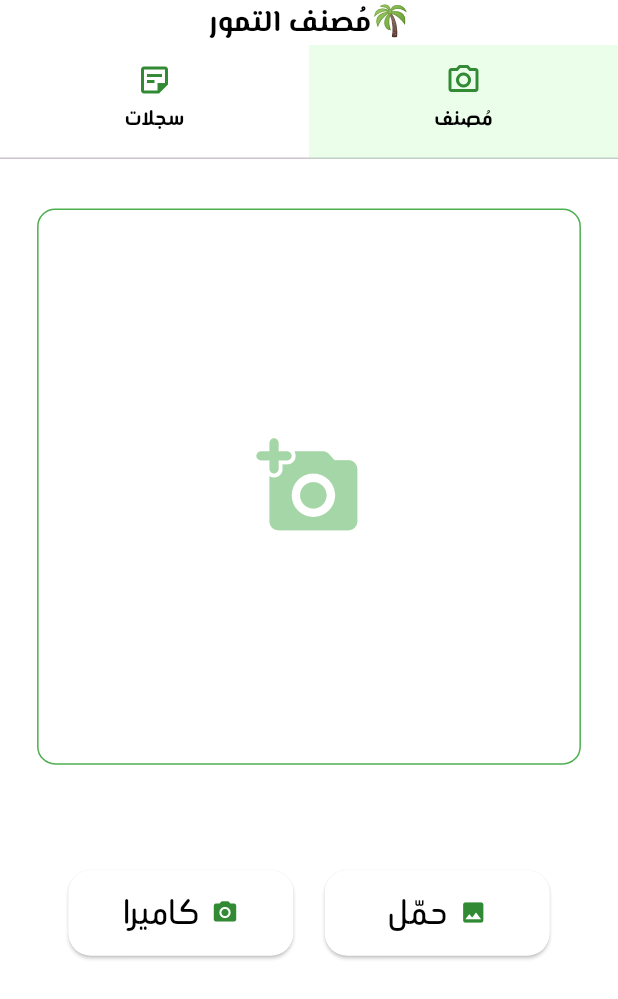
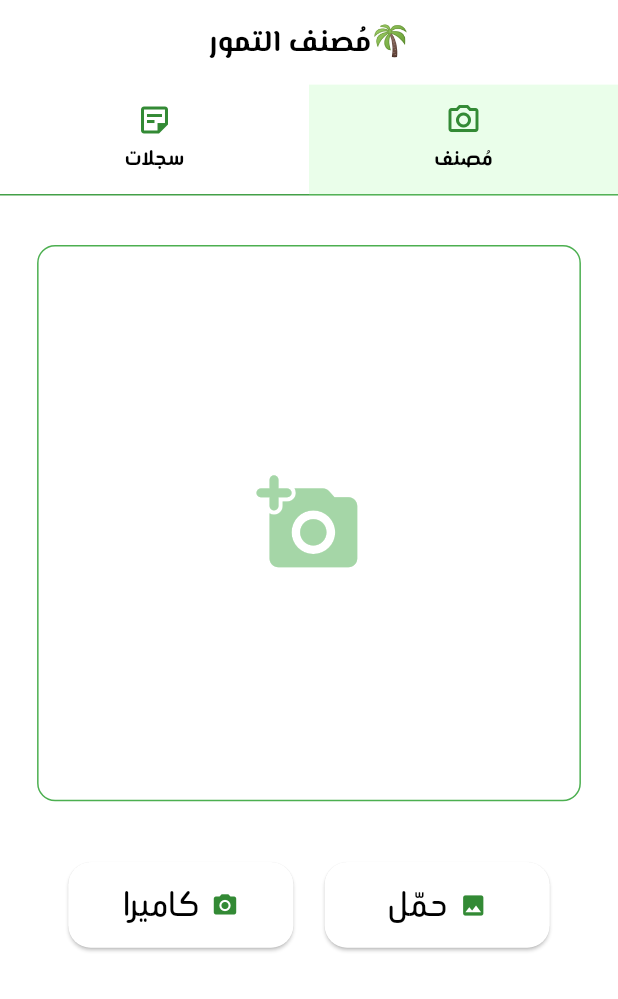
Before and after one commit to asmasw6/Dates-Classifier-App, a Flutter app: the screen it shows after launch, after a tap on "حمّل", on a phone screen of 412 x 824 dp. Shown: the top 999 px of the screen. Run offline on Flutter 3.47's test engine with Material 3 defaults, Android fonts, the phone set to English and light mode, and no system bars; our stand-ins replace google_fonts, image_picker, sqflite; accounts and stored records are empty.

Commit message:
third phase

```diff
--- a/lib/screens/classifier_screen.dart
+++ b/lib/screens/classifier_screen.dart
@@ -4,7 +4,8 @@ import 'package:dates_classifier/services/prediction_service.dart';
 import 'package:dates_classifier/widgets/button.dart';
 import 'package:flutter/material.dart';
 import 'package:image_picker/image_picker.dart';
-import 'package:intl/intl.dart'; // لعرض التاريخ بشكل مرتب
+import 'package:intl/intl.dart';
+import 'package:google_fonts/google_fonts.dart';
 
 
 class ClassifierScreen extends StatefulWidget {
@@ -27,6 +28,23 @@ class _ClassifierScreenState extends State<ClassifierScreen> {
     if (_isPicking) return; // prevent multiple pickers
     _isPicking = true;
 
+    final Map<String, String> dateTranslations = {
+  "Ajwa": "عجوة",
+  "Galaxy": "جالكسي",
+  "Medjool": "مجدول",
+  "Meneifi": "منيفي",
+  "Nabtat Ali": "نبتة علي",
+  "Rutab": "رطب",
+  "Shaishe": "شيشة",
+  "Sokari": "سكري",
+  "Sugaey": "صقعي",
+};
+
+String toArabic(String englishName) {
+  return dateTranslations[englishName] ?? englishName;
+}
+
+
     setState(() {
       _isLoading = true;
       _result = null;
@@ -45,7 +63,7 @@ class _ClassifierScreenState extends State<ClassifierScreen> {
         // 🔹 استدعاء PredictionService
         var result = await PredictionService.predictDate(File(pickedFile.path));
 
-      String prediction = result['class'];
+        String prediction = toArabic(result['class']);
         String confidence = result['confidence'];
 
         // 🔹 تخزين في قاعدة البيانات
@@ -57,17 +75,12 @@ class _ClassifierScreenState extends State<ClassifierScreen> {
           imagePath: pickedFile.path,
         );
 
-        /// 🔹 هنا تشغل الموديل (استبدلها باستدعاء الموديل الحقيقي)
         await Future.delayed(const Duration(seconds: 2));
-        //String predictionFacke = "Ajwa Dates 🌴"; // مثال تصنيف من الموديل
-        //String confidenceFacke = "95%"; // مثال تصنيف من الموديل
-
-
 
         if (!mounted) return;
         setState(() {
           _isLoading = false;
-          _result = "$prediction Dates\nAccurcy: $confidence";
+          _result = "التصنيف: $prediction\nنسبة الثقة: $confidence";
         });
       } else {
         setState(() {
@@ -79,13 +92,10 @@ class _ClassifierScreenState extends State<ClassifierScreen> {
     }
   }
 
-
-
   @override
   Widget build(BuildContext context) {
     double screenHeight = MediaQuery.of(context).size.height;
-
-    /// double screenWidth = MediaQuery.of(context).size.width;
+    double screenWidth = MediaQuery.of(context).size.width;
 
     return Column(
       children: [
@@ -99,13 +109,16 @@ class _ClassifierScreenState extends State<ClassifierScreen> {
             color: Colors.green[40],
           ),
           child: _isLoading
-              ? const Center(child: CircularProgressIndicator())
+              ? Center(
+                  child: CircularProgressIndicator(
+                  color: Colors.green[500],
+                ))
               : _imageFile != null
                   ? Image.file(
                       _imageFile!,
                       fit: BoxFit.cover,
-                      height: 240,
-                      width: 240,
+                      height: screenHeight * .1, // 240
+                      width: screenWidth * .1,
                     )
                   : Center(
                       child: Icon(
@@ -120,12 +133,14 @@ class _ClassifierScreenState extends State<ClassifierScreen> {
         if (_result != null)
           Text(
             _result!,
-            style: const TextStyle(
-                fontSize: 18, fontWeight: FontWeight.bold, color: Colors.green),
+            style: GoogleFonts.beiruti(
+              fontSize: 24,
+              fontWeight: FontWeight.bold, color: Colors.green[600],
+            )
           ),
 
         SizedBox(
-          height: screenHeight * .066,
+          height: screenHeight * .03,
         ),
 
         // Buttons
@@ -150,34 +165,3 @@ class _ClassifierScreenState extends State<ClassifierScreen> {
     );
   }
 }
-
-
-/*
-  Future<void> _pickImage(ImageSource source) async {
-    setState(() {
-      _isLoading = true;
-      _result = null;
-    });
-
-    final pickedFile = await _picker.pickImage(source: source);
-
-    if (pickedFile != null) {
-      setState(() {
-        _imageFile = File(pickedFile.path);
-      });
-
-      // Simulate prediction delay
-      await Future.delayed(const Duration(seconds: 2));
-
-      setState(() {
-        _isLoading = false;
-        _result = "This looks like Ajwa Dates 🌴"; // Example result
-      });
-    } else {
-      setState(() {
-        _isLoading = false;
-      });
-    }
-  }
-
-  */
--- a/lib/screens/loader_screen.dart
+++ b/lib/screens/loader_screen.dart
@@ -48,8 +48,9 @@ class _LoaderUiState extends State<LoaderUi>
           Text(
             "مُصنف التمور",
             style: GoogleFonts.elMessiri(
-              color: const Color.fromARGB(255, 101, 50, 14),
+              color: const Color.fromARGB(255, 91, 60, 37),
               //Color.fromRGBO(139, 69, 19, 1),
+              //Color.fromARGB(255, 101, 50, 14)
               fontSize: 50,
               fontWeight: FontWeight.bold,
               shadows: [
--- a/lib/screens/tabbar_screen.dart
+++ b/lib/screens/tabbar_screen.dart
@@ -24,6 +24,7 @@ class _TabBarScreenState extends State<TabBarScreen> {
           backgroundColor: Colors.white,
           appBar: AppBar(
             backgroundColor: Colors.white,
+            toolbarHeight: screenHeight * .10,
             bottom: TabBar(
               overlayColor: MaterialStateProperty.all(Colors.transparent),
               indicator: BoxDecoration(
@@ -42,8 +43,9 @@ class _TabBarScreenState extends State<TabBarScreen> {
                   icon: Icons.sticky_note_2_outlined,
                 )
               ],
-                indicatorColor: Colors.green[600], // change the grey line to green
-                indicatorWeight: 4.0, // height of the line
+                dividerColor: Colors.green[600],
+                dividerHeight: 1.0,
+
             ),
             title: Center(
               child: Text('🌴مُصنف التمور',
--- a/lib/services/prediction_service.dart
+++ b/lib/services/prediction_service.dart
@@ -25,7 +25,7 @@ static final PredictionService instance = PredictionService._internal();
         var responseData = await response.stream.bytesToString();
         var decoded = jsonDecode(responseData);
 
-        return decoded; // e.g. {"prediction": "Sukkari", "confidence": 0.95}
+        return decoded; // e.g. {"class": "Sukkari", "confidence": 0.95}
       } else {
         throw Exception("Error: ${response.statusCode}");
       }
```
Also changed, not shown: lib/screens/history_screen.dart (+34 -79 lines), lib/widgets/history_card.dart (added, +51 -0 lines), lib/widgets/row_label.dart (added, +18 -0 lines). Lines whose indentation alone changed are shown as unchanged.
